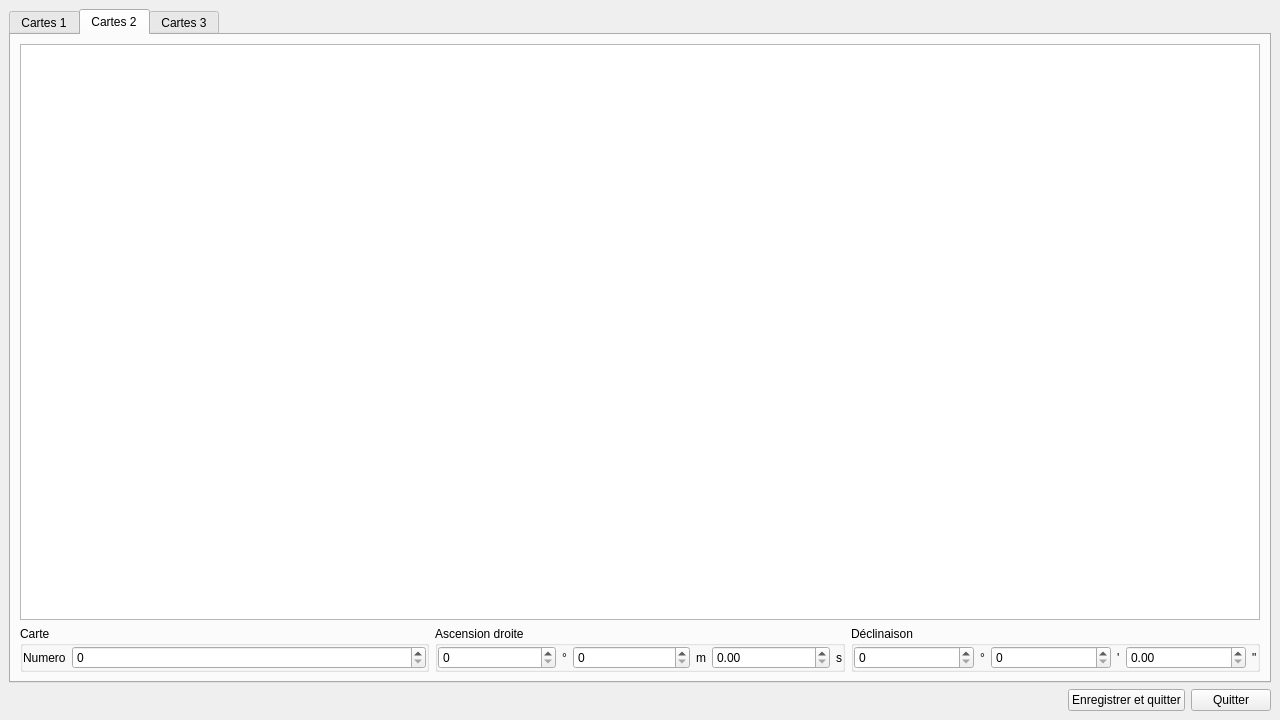
Paracetamol56/Observeur2, file tables/mapstable.ui: the form before one commit.
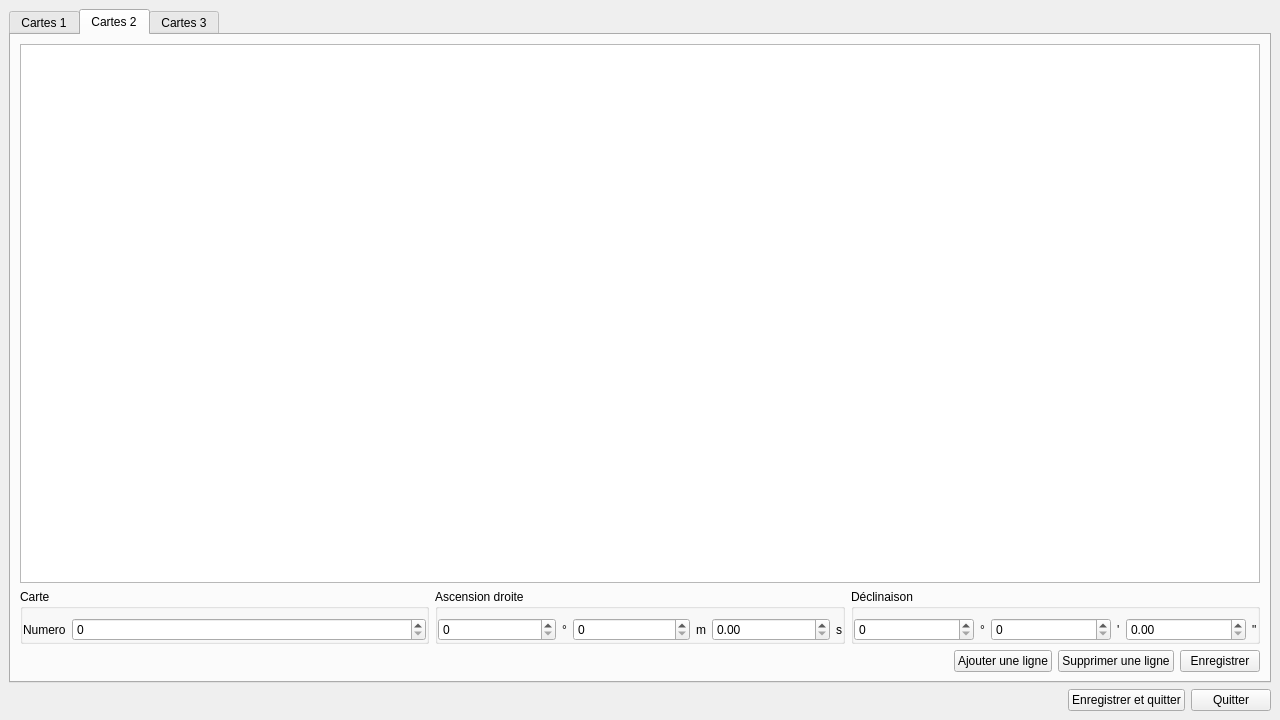
The form after the commit. The open tabs and pages were chosen to show the change. Icons and pictures are not drawn.

Commit message: Implement edit maps button in main window

Patch:
```diff
--- a/tables/mapstable.ui
+++ b/tables/mapstable.ui
@@ -240,7 +240,7 @@
              <number>0</number>
             </property>
             <property name="topMargin">
-             <number>0</number>
+             <number>9</number>
             </property>
             <property name="rightMargin">
              <number>0</number>
@@ -271,7 +271,7 @@
              <number>0</number>
             </property>
             <property name="topMargin">
-             <number>0</number>
+             <number>9</number>
             </property>
             <property name="rightMargin">
              <number>0</number>
@@ -322,7 +322,7 @@
              <number>0</number>
             </property>
             <property name="topMargin">
-             <number>0</number>
+             <number>9</number>
             </property>
             <property name="rightMargin">
              <number>0</number>
@@ -365,6 +365,56 @@
          </item>
         </layout>
        </item>
+       <item>
+        <layout class="QHBoxLayout" name="horizontalLayout_9">
+         <item>
+          <spacer name="horizontalSpacer_3">
+           <property name="orientation">
+            <enum>Qt::Horizontal</enum>
+           </property>
+           <property name="sizeHint" stdset="0">
+            <size>
+             <width>40</width>
+             <height>20</height>
+            </size>
+           </property>
+          </spacer>
+         </item>
+         <item>
+          <widget class="QPushButton" name="addPushButton_2">
+           <property name="text">
+            <string>Ajouter une ligne</string>
+           </property>
+           <property name="icon">
+            <iconset resource="../ressources.qrc">
+             <normaloff>:/Ressources/icons/icons8-add-row-96.png</normaloff>:/Ressources/icons/icons8-add-row-96.png</iconset>
+           </property>
+          </widget>
+         </item>
+         <item>
+          <widget class="QPushButton" name="removePushButton_2">
+           <property name="text">
+            <string>Supprimer une ligne</string>
+           </property>
+           <property name="icon">
+            <iconset resource="../ressources.qrc">
+             <normaloff>:/Ressources/icons/icons8-delete-row-96.png</normaloff>:/Ressources/icons/icons8-delete-row-96.png</iconset>
+           </property>
+          </widget>
+         </item>
+         <item>
+          <widget class="QPushButton" name="savePushButton_2">
+           <property name="text">
+            <string>Enregistrer</string>
+           </property>
+           <property name="icon">
+            <iconset resource="../ressources.qrc">
+             <normaloff>:/Ressources/icons/icons8-save-96.png</normaloff>:/Ressources/icons/icons8-save-96.png</iconset>
+           </property>
+          </widget>
+         </item>
+        </layout>
+       </item>
       </layout>
      </widget>
      <widget class="QWidget" name="tab3">
```
Left out of the diff: 100 changed lines with no effect on the pictures. The commit also changes 9 other files.
